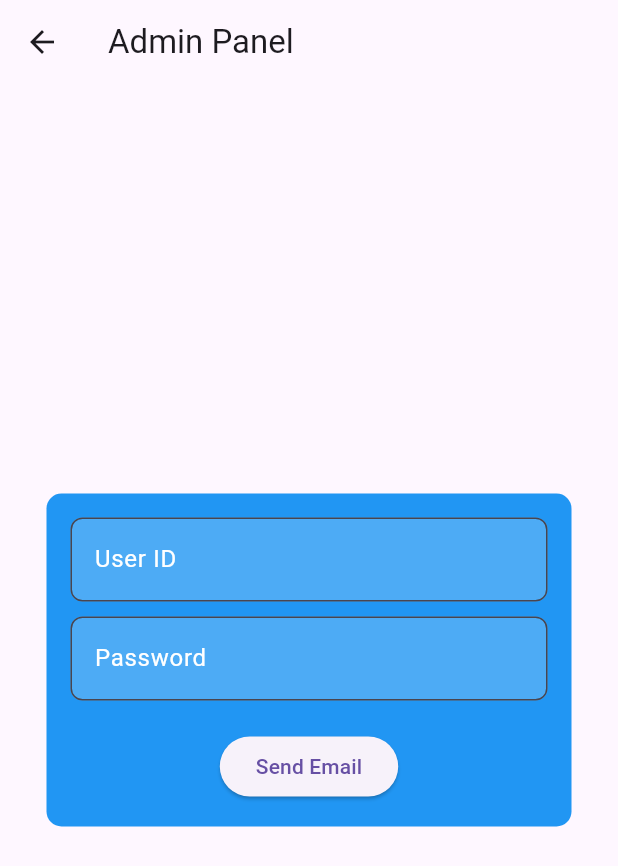
After one commit to Mahrukhnuman123/college_admin, a Flutter app: the EmailNotification screen opened directly, after a tap on "Send Email", on a phone screen of 412 x 824 dp. The commit adds this screen. Shown: the top 866 px of the screen. Run offline on Flutter 3.47's test engine with Material 3 defaults, Android fonts, the phone set to English and light mode, and no system bars; our stand-ins replace cloud_firestore, cloud_functions, file_picker, firebase_auth, firebase_core, image_picker and 1 more; missing offline and left inert: flutter_mailer; accounts and stored records are empty; network calls fail.

Commit message:
finished project

```diff
--- a/lib/add_student.dart
+++ b/lib/add_student.dart
@@ -34,7 +34,7 @@ class _AddStudentPageState extends State<AddStudentPage> {
           'role': roleController.text.trim(),
           'Password': passwordcontroller.text.trim(),
           'Department': departmentController.text.trim(),
-          'User Id': idcontroller.text.trim(),
+          'id': idcontroller.text.trim(),
 
           // Never store passwords in plaintext in the database
         });
--- /dev/null
+++ b/lib/email_notification.dart
@@ -0,0 +1,130 @@
+import 'package:flutter/material.dart';
+import 'package:cloud_firestore/cloud_firestore.dart';
+import 'package:cloud_functions/cloud_functions.dart';
+
+class EmailNotification extends StatefulWidget {
+  @override
+  _EmailNotificationState createState() => _EmailNotificationState();
+}
+
+class _EmailNotificationState extends State<EmailNotification> {
+  final TextEditingController _idController = TextEditingController();
+  final TextEditingController _passwordController = TextEditingController();
+
+
+  Future<void> sendEmail(String email, String name, String id, String password) async {
+    try {
+      HttpsCallable callable = FirebaseFunctions.instance.httpsCallable('sendEmail');
+      final response = await callable.call({
+        'email': email,
+        'name': name,
+        'id': id,
+        'password': password,
+      });
+
+      if (response.data['success']) {
+        print('Email sent successfully!');
+      } else {
+        print('Failed to send email');
+      }
+    } catch (e) {
+      print('Error: $e');
+    }
+  }
+
+  Future<Map<String, String>?> getUserDetailsFromId(String id) async {
+    try {
+      DocumentSnapshot userDoc = await FirebaseFirestore.instance
+          .collection('Students')  // Check this collection name
+          .doc(id)
+          .get();
+
+      if (userDoc.exists) {
+        return {
+          'email': userDoc.get('email') as String,
+          'name': userDoc.get('name') as String,
+        };
+      } else {
+        print('No user found with ID: $id');
+        return null;
+      }
+    } catch (e) {
+      print('Error fetching user: $e');
+      return null;
+    }
+  }
+
+  void checkAndSendEmail() async {
+    String id = _idController.text;
+    String password = _passwordController.text;
+
+    Map<String, String>? userDetails = await getUserDetailsFromId(id);
+
+    if (userDetails != null) {
+      String email = userDetails['email']!;
+      String name = userDetails['name']!;
+      await sendEmail(email, name, id, password);
+    } else {
+      ScaffoldMessenger.of(context).showSnackBar(
+        SnackBar(content: Text('Email not found for the provided ID')),
+      );
+    }
+  }
+
+  @override
+  Widget build(BuildContext context) {
+    return Scaffold(
+      appBar: AppBar(
+        title: Text('Admin Panel'),
+      ),
+      body: Center(
+        child: Container(
+          width: 350,
+          padding: EdgeInsets.all(16.0),
+          decoration: BoxDecoration(
+            color: Colors.blue,
+            borderRadius: BorderRadius.circular(10),
+          ),
+          child: Column(
+            mainAxisSize: MainAxisSize.min,
+            children: [
+              TextField(
+                controller: _idController,
+                decoration: InputDecoration(
+                  labelText: 'User ID',
+                  labelStyle: TextStyle(color: Colors.white),
+                  filled: true,
+                  fillColor: Colors.white.withOpacity(0.2),
+                  border: OutlineInputBorder(
+                    borderRadius: BorderRadius.circular(8),
+                  ),
+                ),
+                style: TextStyle(color: Colors.white),
+              ),
+              SizedBox(height: 10),
+              TextField(
+                controller: _passwordController,
+                decoration: InputDecoration(
+                  labelText: 'Password',
+                  labelStyle: TextStyle(color: Colors.white),
+                  filled: true,
+                  fillColor: Colors.white.withOpacity(0.2),
+                  border: OutlineInputBorder(
+                    borderRadius: BorderRadius.circular(8),
+                  ),
+                ),
+                style: TextStyle(color: Colors.white),
+                obscureText: true,
+              ),
+              SizedBox(height: 20),
+              ElevatedButton(
+                onPressed: checkAndSendEmail,
+                child: Text('Send Email'),
+              ),
+            ],
+          ),
+        ),
+      ),
+    );
+  }
+}
--- a/lib/studentpage.dart
+++ b/lib/studentpage.dart
@@ -1,6 +1,7 @@
 import 'package:flutter/material.dart';
 import 'package:untitled2/add_student.dart';
 import 'package:untitled2/attendence_record.dart';
+import 'package:untitled2/email_notification.dart';
 import 'package:untitled2/events.dart';
 import 'package:untitled2/timetable.dart';
 
@@ -30,6 +31,7 @@ class DashboardPage extends StatelessWidget {
             _buildGridTile(context, 'Add Attendance', AdminPanel()),
             _buildGridTile(context, 'Timetable', Timetable()),
             _buildGridTile(context, 'Events', EventsPage()),
+            _buildGridTile(context, 'EmailNotificaton', EmailNotification()),
           ],
         ),
       ),
--- a/lib/teacher_admin/teacher_page.dart
+++ b/lib/teacher_admin/teacher_page.dart
@@ -1,6 +1,7 @@
 import 'package:flutter/material.dart';
 import 'package:untitled2/teacher_admin/add_attendence.dart';
 import 'package:untitled2/teacher_admin/add_teacher.dart';
+import 'package:untitled2/teacher_admin/t_email_noti.dart';
 import 'package:untitled2/teacher_admin/teacher_timetable.dart';
 
 class TeacherPage extends StatefulWidget {
@@ -41,6 +42,7 @@ class _TeacherPageState extends State<TeacherPage> {
             _buildGridTile('Add a Teacher', Icons.person_add, AddTeacher()),
             _buildGridTile('Add Attendance', Icons.check, AddAttendence()),
             _buildGridTile('Timetable', Icons.event, TeacherTimetable()),
+            _buildGridTile('EmailNotification', Icons.event, TeacherEmail()),
           ],
         ),
       ),
--- a/pubspec.yaml
+++ b/pubspec.yaml
@@ -45,6 +45,8 @@ dependencies:
   open_file: ^3.2.1
   shared_preferences: ^2.0.0
   url_launcher: ^6.3.0
+  flutter_mailer: ^2.0.0
+  cloud_functions: ^5.0.4
 
 
 
```
Also changed, not shown: lib/teacher_admin/t_email_noti.dart (added, +121 -0 lines), firebase.json, pubspec.lock, 1 other file.
